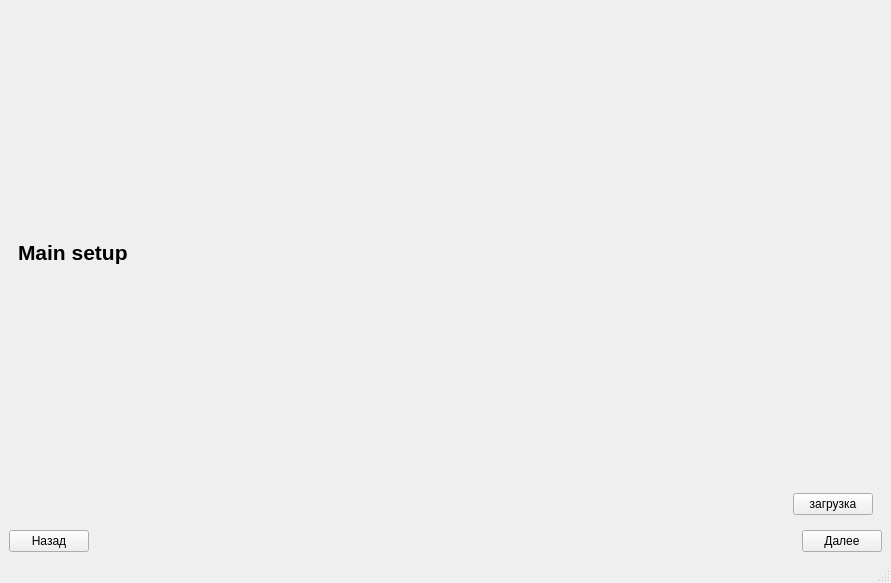
This is mainwindow.ui in Firyst/GeneticTimetables as Qt 5 draws it before an edit. The edited form follows.
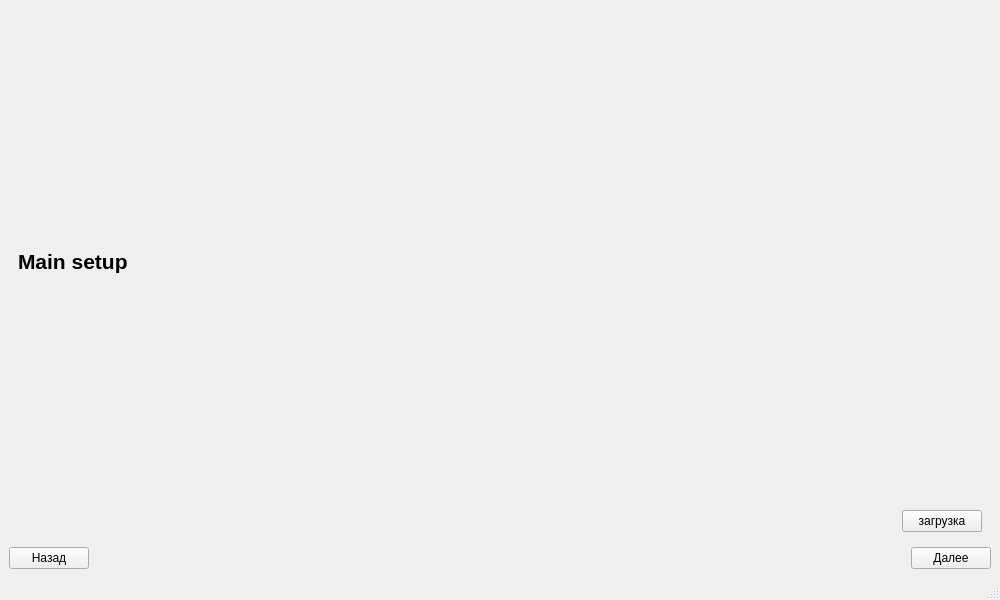
This is the edited form.

Diff of the .ui file:
```diff
--- a/mainwindow.ui
+++ b/mainwindow.ui
@@ -6,8 +6,8 @@
    <rect>
     <x>0</x>
     <y>0</y>
-    <width>891</width>
-    <height>583</height>
+    <width>1000</width>
+    <height>600</height>
    </rect>
   </property>
   <property name="windowTitle">
```
Left out of the diff: 2 changed lines with no effect on the pictures.
